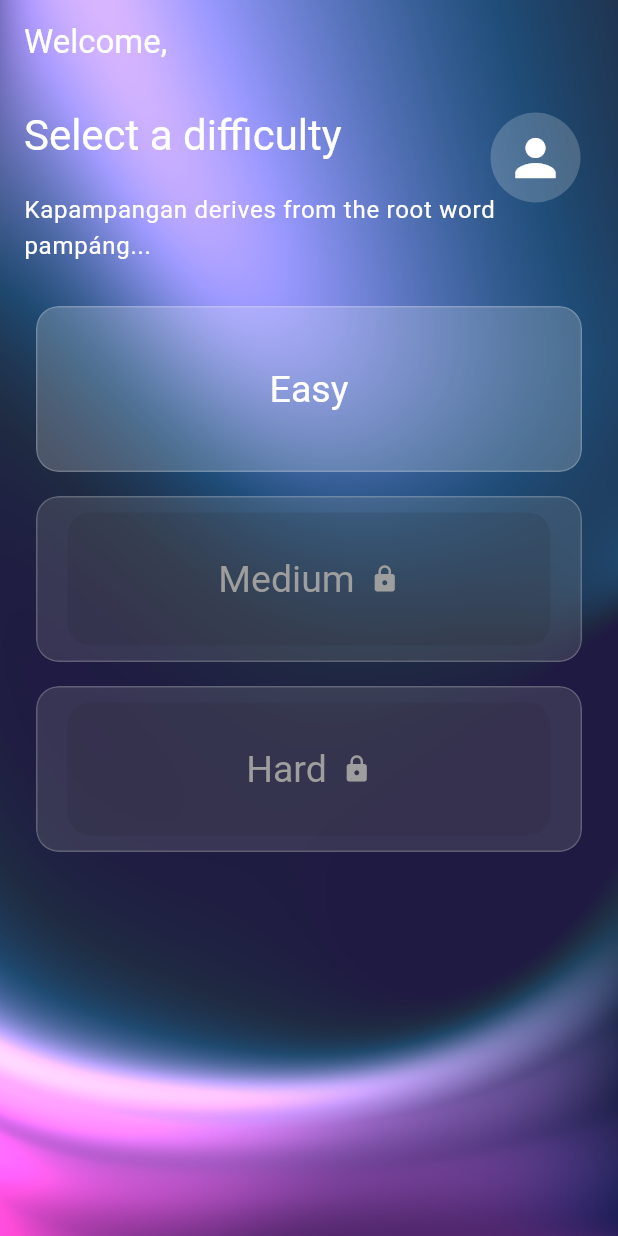
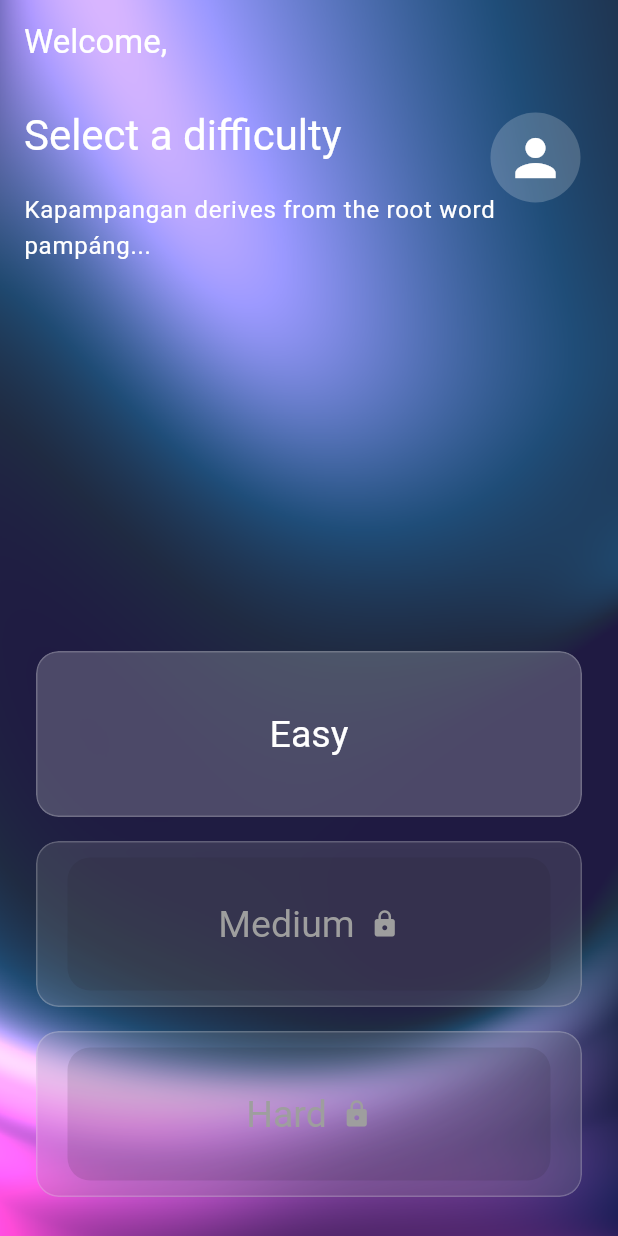
Before and after one commit to Gamakichii/sulyap_kapampangan-og, a Flutter app: the HomePage screen opened directly with empty values, on a phone screen of 412 x 824 dp. Run offline on Flutter 3.47's test engine with Material 3 defaults, Android fonts, the phone set to English and light mode, and no system bars; our stand-ins replace cloud_firestore, firebase_core, google_fonts, objectbox, sqflite; accounts and stored records are empty; generated files the repository leaves out were written again.

Commit message:
Update home_page.dart

```diff
--- a/lib/screens/home_page.dart
+++ b/lib/screens/home_page.dart
@@ -75,7 +75,7 @@ class HomePage extends StatelessWidget {
                                 color: Colors.white,
                               ),
                             ),
-                            SizedBox(height: 20),
+                            SizedBox(height: 250),
                             Expanded(
                               child: GridView.count(
                                 crossAxisCount: 1,
```
